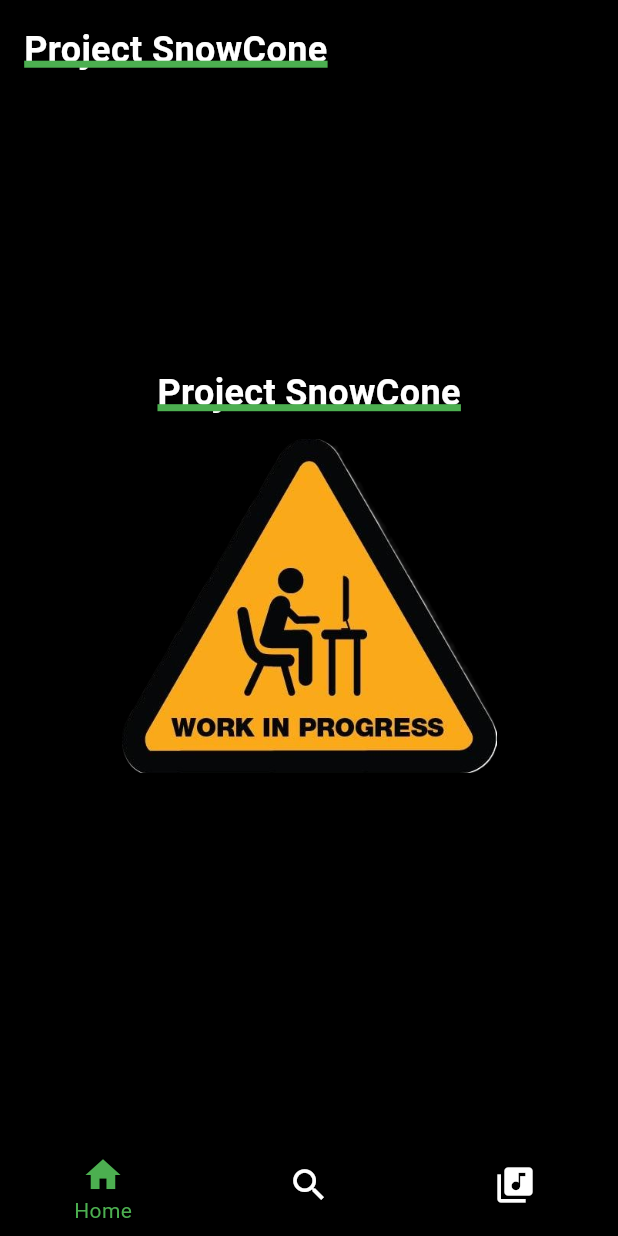
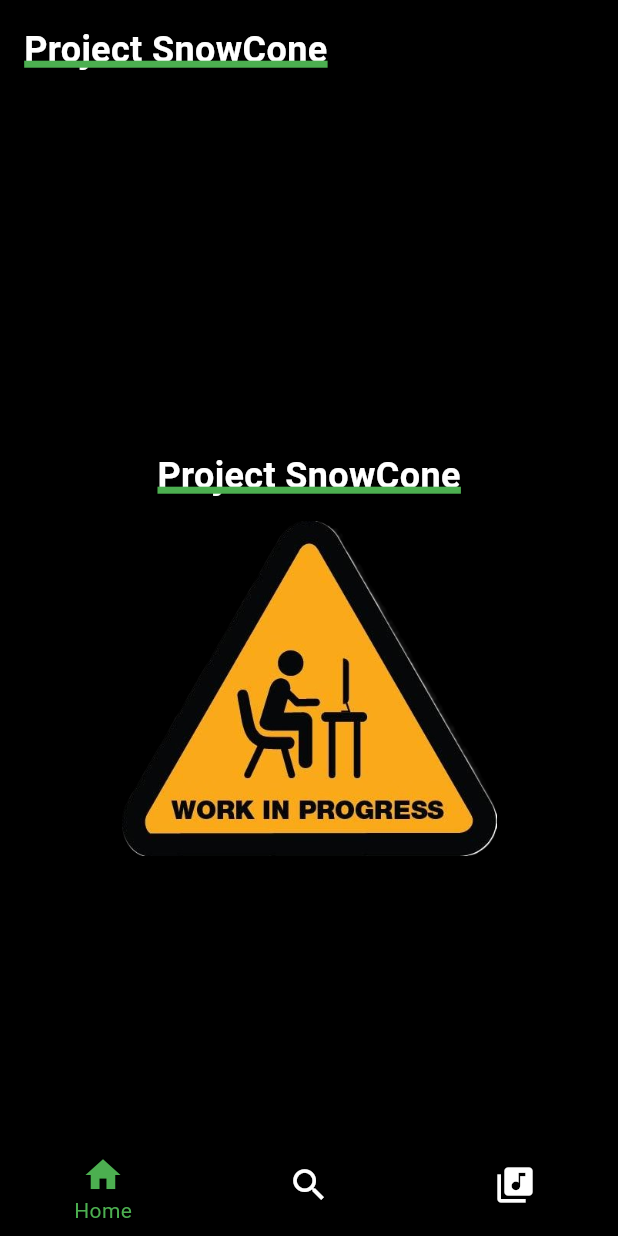
Before and after one commit to Th3-D5-482/Project-SnowCone, a Flutter app: the screen it shows after launch, on a phone screen of 412 x 824 dp. Run offline on Flutter 3.47's test engine with Material 3 defaults, Android fonts, the light colour scheme and no system bars.

Commit message:
Th3_D5_482

```diff
--- a/lib/screens/homepage.dart
+++ b/lib/screens/homepage.dart
@@ -13,8 +13,6 @@ class HomepageState extends State<Homepage> {
   Widget build(BuildContext context) {
     return Scaffold(
       body: SafeArea(
-        child: SingleChildScrollView(
-          scrollDirection: Axis.vertical,
         child: SizedBox(
           height: MediaQuery.of(context).size.height,
           child: Container(
@@ -32,12 +30,12 @@ class HomepageState extends State<Homepage> {
                     decorationThickness: 4,
                   ),
                 ),
-                  Center(
-                    child: SizedBox(
-                      height: MediaQuery.of(context).size.height - 150,
+                Container(
+                  margin: const EdgeInsets.only(top: 250.0),
+                  alignment: Alignment.center,
+                  child: Center(
                     child: Column(
                       mainAxisAlignment: MainAxisAlignment.center,
-                        crossAxisAlignment: CrossAxisAlignment.center,
                       children: [
                         Text(
                           'Project SnowCone',
@@ -65,7 +63,6 @@ class HomepageState extends State<Homepage> {
           ),
         ),
       ),
-      ),
       bottomNavigationBar: BottomNavigationBar(
         currentIndex: index,
         showUnselectedLabels: false,
```
Lines whose indentation alone changed are shown as unchanged.
